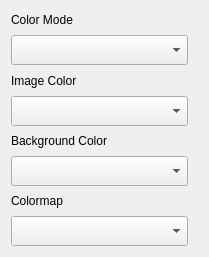
Before: the Qt Designer form crikit/ui/qt5/ui_ColorModeSettings.ui in CCampJr/CRIkit2, drawn with Qt 5.
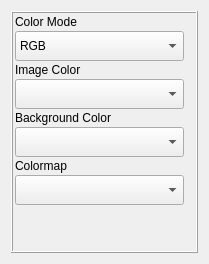
After: the same form once the commit is applied.

Commit message: Added frame and spacer for when items hiddem

The edit to the form file:
```diff
--- a/crikit/ui/qt5/ui_ColorModeSettings.ui
+++ b/crikit/ui/qt5/ui_ColorModeSettings.ui
@@ -7,7 +7,7 @@
     <x>0</x>
     <y>0</y>
     <width>209</width>
-    <height>257</height>
+    <height>264</height>
    </rect>
   </property>
   <property name="windowTitle">
@@ -15,6 +15,27 @@
   </property>
   <layout class="QVBoxLayout" name="verticalLayout">
    <item>
+    <widget class="QFrame" name="frame">
+     <property name="frameShape">
+      <enum>QFrame::Box</enum>
+     </property>
+     <property name="frameShadow">
+      <enum>QFrame::Raised</enum>
+     </property>
+     <layout class="QVBoxLayout" name="verticalLayout_2">
+      <property name="spacing">
+       <number>2</number>
+      </property>
+      <property name="leftMargin">
+       <number>2</number>
+      </property>
+      <property name="topMargin">
+       <number>2</number>
+      </property>
+      <property name="rightMargin">
+       <number>2</number>
+      </property>
+      <item>
     <layout class="QVBoxLayout" name="verticalLayoutImgColors">
      <property name="rightMargin">
       <number>10</number>
@@ -34,6 +55,16 @@
          <height>30</height>
         </size>
        </property>
+          <item>
+           <property name="text">
+            <string>RGB</string>
+           </property>
+          </item>
+          <item>
+           <property name="text">
+            <string>Colormap</string>
+           </property>
+          </item>
       </widget>
      </item>
      <item>
@@ -87,7 +118,23 @@
        </property>
       </widget>
      </item>
-    </layout>
+        <item>
+         <spacer name="verticalSpacer">
+          <property name="orientation">
+           <enum>Qt::Vertical</enum>
+          </property>
+          <property name="sizeHint" stdset="0">
+           <size>
+            <width>20</width>
+            <height>40</height>
+           </size>
+          </property>
+         </spacer>
+        </item>
+       </layout>
+      </item>
+     </layout>
+    </widget>
    </item>
   </layout>
  </widget>
```
Left out of the diff: 4 changed lines with no effect on the pictures. Lines whose indentation alone changed are shown as unchanged. The commit also changes 1 other file.
